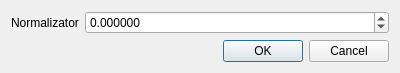
Old version of the form EvolViz/QualityAvgCrossOverDialog.ui in the repository maciejgrzybek/EvolViz.
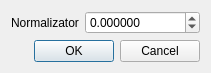
New version of the form.

Commit message: Dialogs sizes fixup

What changed in the file:
```diff
--- a/EvolViz/QualityAvgCrossOverDialog.ui
+++ b/EvolViz/QualityAvgCrossOverDialog.ui
@@ -6,7 +6,7 @@
    <rect>
     <x>0</x>
     <y>0</y>
-    <width>400</width>
+    <width>191</width>
     <height>69</height>
    </rect>
   </property>
```
The commit also changes 3 other files.
